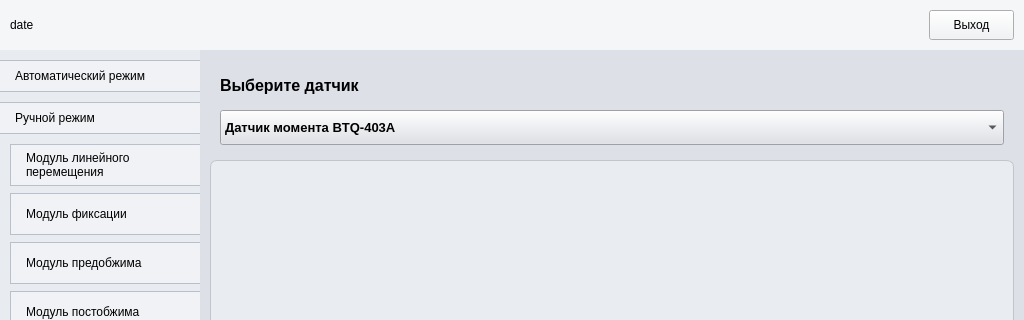
Qt form main.ui (petlitsky/rozovproject) before a commit; both pictures show x 0 to 1024 and y 0 to 320 of the 1024 by 600 pixel window.
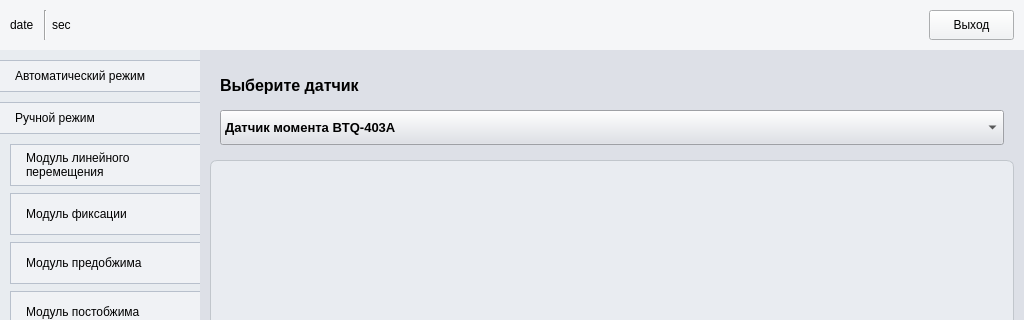
The same form after that commit. Icons and pictures are not drawn.

Patch:
```diff
--- a/main.ui
+++ b/main.ui
@@ -58,7 +58,7 @@
       </property>
       <layout class="QHBoxLayout" name="horizontalLayout_2">
        <property name="spacing">
-        <number>0</number>
+        <number>5</number>
        </property>
        <property name="leftMargin">
         <number>10</number>
@@ -100,6 +100,20 @@
          </layout>
         </widget>
        </item>
+       <item>
+        <widget class="Line" name="line_19">
+         <property name="orientation">
+          <enum>Qt::Orientation::Vertical</enum>
+         </property>
+        </widget>
+       </item>
+       <item>
+        <widget class="QLabel" name="lblTimeStart">
+         <property name="text">
+          <string>sec</string>
+         </property>
+        </widget>
+       </item>
        <item>
         <spacer name="horizontalSpacer">
          <property name="orientation">
```
